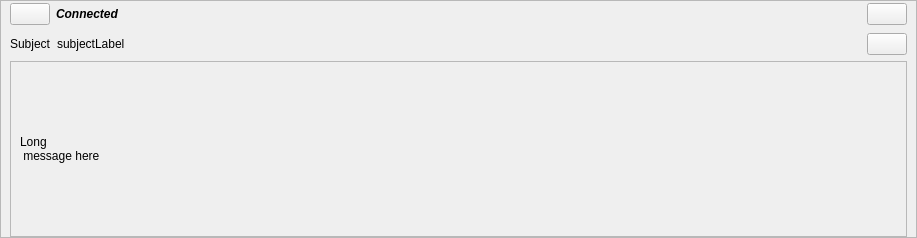
Before: the Qt Designer form retroshare-gui/src/gui/feeds/BlogMsgItem.ui in RetroShare/RetroShare, drawn with Qt 5.
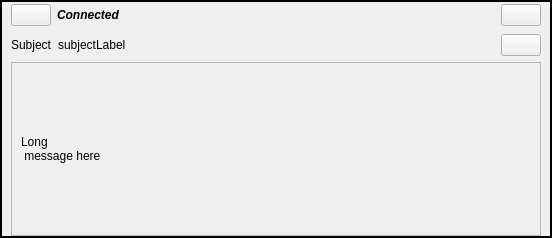
After: the same form once the commit is applied. Icons and pictures are not drawn.

```diff
--- a/retroshare-gui/src/gui/feeds/BlogMsgItem.ui
+++ b/retroshare-gui/src/gui/feeds/BlogMsgItem.ui
@@ -1,19 +1,22 @@
 <ui version="4.0" >
  <class>BlogMsgItem</class>
- <widget class="QWidget" name="BlogMsgItem" >
-  <property name="geometry" >
+ <widget class="QWidget" name="BlogMsgItem">
+  <property name="geometry">
    <rect>
     <x>0</x>
     <y>0</y>
-    <width>917</width>
+    <width>552</width>
     <height>238</height>
    </rect>
   </property>
   <property name="windowTitle" >
    <string>Form</string>
   </property>
-  <layout class="QGridLayout" >
-   <property name="margin" >
+  <property name="styleSheet">
+   <string notr="true"/>
+  </property>
+  <layout class="QGridLayout">
+   <property name="margin">
     <number>0</number>
    </property>
    <item row="0" column="0" >
@@ -24,7 +27,10 @@
        <verstretch>0</verstretch>
       </sizepolicy>
      </property>
-     <property name="frameShape" >
+     <property name="styleSheet">
+      <string notr="true">QFrame#frame{border: 2px solid black;}</string>
+     </property>
+     <property name="frameShape">
       <enum>QFrame::StyledPanel</enum>
      </property>
      <property name="frameShadow" >
```
Left out of the diff: 129 changed lines with no effect on the pictures.
